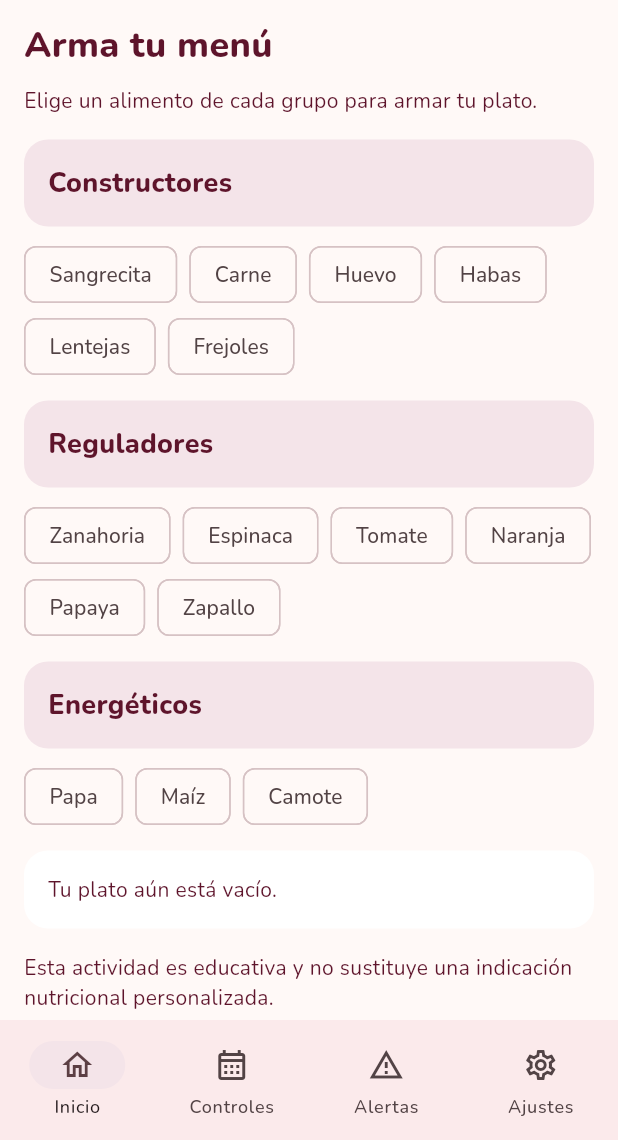
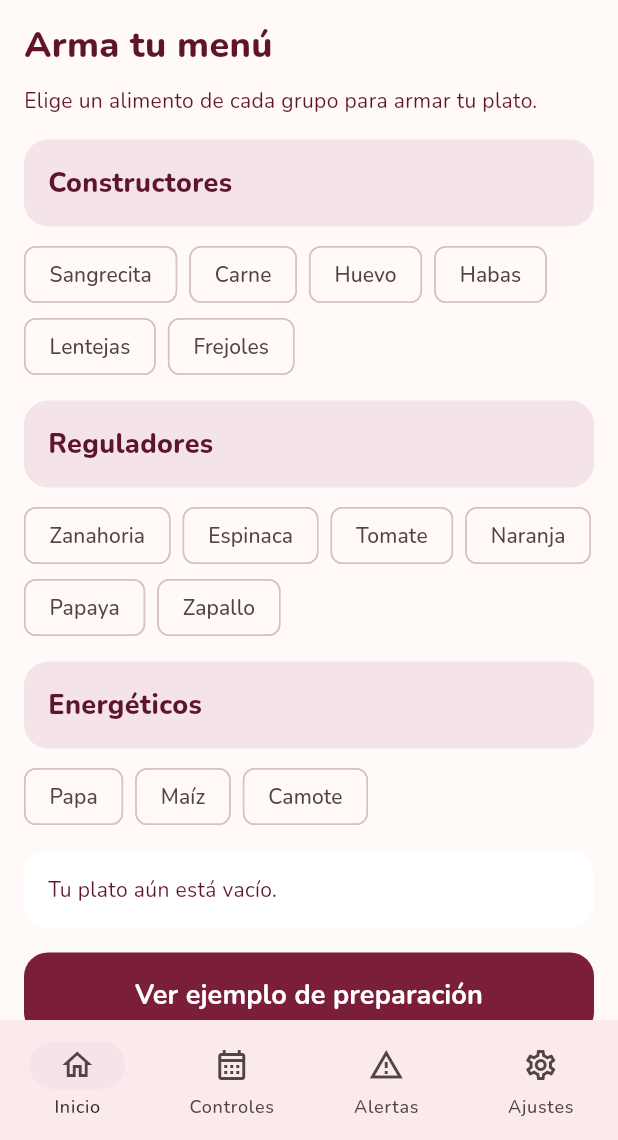
Before and after one commit to jesus270125/proyecto-control-de-madres-gestantes, a Flutter app: the MenuScreen screen opened directly, on a phone screen of 412 x 824 dp, the part 96-1236 px from its top. Run offline on Flutter 3.47's test engine with Material 3 defaults, Android fonts, the phone set to English and light mode, and no system bars; our stand-ins replace flutter_secure_storage, flutter_svg, flutter_tts, share_plus, sqflite_sqlcipher; accounts and stored records are empty; project files that could hold a hidden picture were left out.

Commit message:
Corrige compilación Android y añade preparación

```diff
--- a/mobile/lib/screens/education_screens.dart
+++ b/mobile/lib/screens/education_screens.dart
@@ -34,7 +34,14 @@ class MenuScreen extends StatefulWidget { const MenuScreen({super.key}); @overri
 class _MenuScreenState extends State<MenuScreen> {
   final selected = <String, String>{};
   final groups = const {'Constructores':['Sangrecita','Carne','Huevo','Habas','Lentejas','Frejoles'], 'Reguladores':['Zanahoria','Espinaca','Tomate','Naranja','Papaya','Zapallo'], 'Energéticos':['Papa','Maíz','Camote']};
-  @override Widget build(BuildContext context) => Scaffold(appBar: const BrandBar(), bottomNavigationBar: const FigNavigation(selected: 0), body: SafeArea(child: ListView(padding: const EdgeInsets.all(16), children: [const SectionTitle('Arma tu menú'), const SizedBox(height: 12), const Text('Elige un alimento de cada grupo para armar tu plato.'), const SizedBox(height: 16), for (final entry in groups.entries) ...[RoundedCard(color: rose, child: Text(entry.key, style: const TextStyle(fontSize: 18, fontWeight: FontWeight.w800))), const SizedBox(height: 8), Wrap(spacing: 8, children: entry.value.map((v) => ChoiceChip(label: Text(v), selected: selected[entry.key] == v, onSelected: (_) => setState(() => selected[entry.key] = v))).toList()), const SizedBox(height: 12)], RoundedCard(child: Text(selected.isEmpty ? 'Tu plato aún está vacío.' : 'Tu plato: ${selected.values.join(', ')}')), const SizedBox(height: 16), const Text('Esta actividad es educativa y no sustituye una indicación nutricional personalizada.')])));
+  @override Widget build(BuildContext context) => Scaffold(appBar: const BrandBar(), bottomNavigationBar: const FigNavigation(selected: 0), body: SafeArea(child: ListView(padding: const EdgeInsets.all(16), children: [const SectionTitle('Arma tu menú'), const SizedBox(height: 12), const Text('Elige un alimento de cada grupo para armar tu plato.'), const SizedBox(height: 16), for (final entry in groups.entries) ...[RoundedCard(color: rose, child: Text(entry.key, style: const TextStyle(fontSize: 18, fontWeight: FontWeight.w800))), const SizedBox(height: 8), Wrap(spacing: 8, children: entry.value.map((v) => ChoiceChip(label: Text(v), selected: selected[entry.key] == v, onSelected: (_) => setState(() => selected[entry.key] = v))).toList()), const SizedBox(height: 12)], RoundedCard(child: Text(selected.isEmpty ? 'Tu plato aún está vacío.' : 'Tu plato: ${selected.values.join(', ')}')), const SizedBox(height: 16), PrimaryButton('Ver ejemplo de preparación', onPressed: () => Navigator.push(context, MaterialPageRoute(builder: (_) => const RecipeScreen()))), const SizedBox(height: 12), const Text('Esta actividad es educativa y no sustituye una indicación nutricional personalizada.')])));
+}
+
+class RecipeScreen extends StatelessWidget {
+  const RecipeScreen({super.key});
+  static const ingredients = ['1/2 taza de lentejas','1 zanahoria','1/4 taza de quinua','1/2 cebolla','1 diente de ajo','1 pizca de sal yodada','2 tazas de agua'];
+  static const steps = ['Lava bien las lentejas y la quinua.','Sofríe la cebolla y el ajo.','Agrega las lentejas, la quinua, la zanahoria picada y el agua.','Cocina a fuego lento hasta que todo esté suave.'];
+  @override Widget build(BuildContext context) => Scaffold(appBar: const BrandBar(), bottomNavigationBar: const FigNavigation(selected: 0), body: SafeArea(child: ListView(padding: const EdgeInsets.all(16), children: [const SectionTitle('Preparación'), const SizedBox(height: 16), RoundedCard(color: rose, child: Row(children: [art('15017', size: 80), const SizedBox(width: 12), const Expanded(child: Text('Ejemplo: lentejas, zanahoria y quinua', style: TextStyle(fontSize: 18, fontWeight: FontWeight.w800)))])), const SizedBox(height: 16), const Text('Ingredientes', style: TextStyle(fontSize: 20, fontWeight: FontWeight.w800)), for (final item in ingredients) ListTile(dense: true, leading: const Icon(Icons.check_circle_outline, color: wine), title: Text(item)), const SizedBox(height: 8), Row(children: [const Expanded(child: Text('Preparación', style: TextStyle(fontSize: 20, fontWeight: FontWeight.w800))), ListenButton(steps.join(' '))]), for (var i = 0; i < steps.length; i++) ListTile(leading: CircleAvatar(backgroundColor: rose, foregroundColor: wine, child: Text('${i + 1}')), title: Text(steps[i]))])));
 }
 
 class CareTopicScreen extends StatelessWidget {
```
Also changed, not shown: 1 other file.
